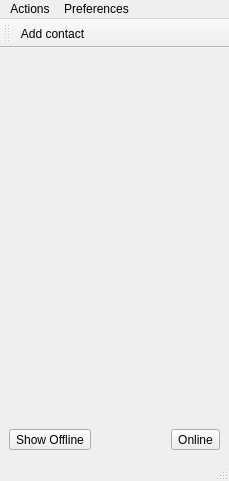
Above: mainwindow.ui from xmpp-graveyard/jabbim before the change. Below: the same form after it.
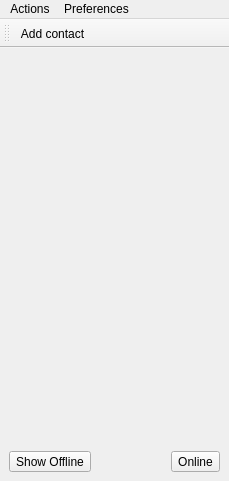
That is the form after the change. Icons and pictures are not drawn.

Patch:
```diff
--- a/mainwindow.ui
+++ b/mainwindow.ui
@@ -111,7 +111,6 @@
    <addaction name="menuAction" />
    <addaction name="menuPreferences" />
   </widget>
-  <widget class="QStatusBar" name="statusbar" />
   <widget class="QToolBar" name="toolBar" >
    <property name="orientation" >
     <enum>Qt::Horizontal</enum>
```
